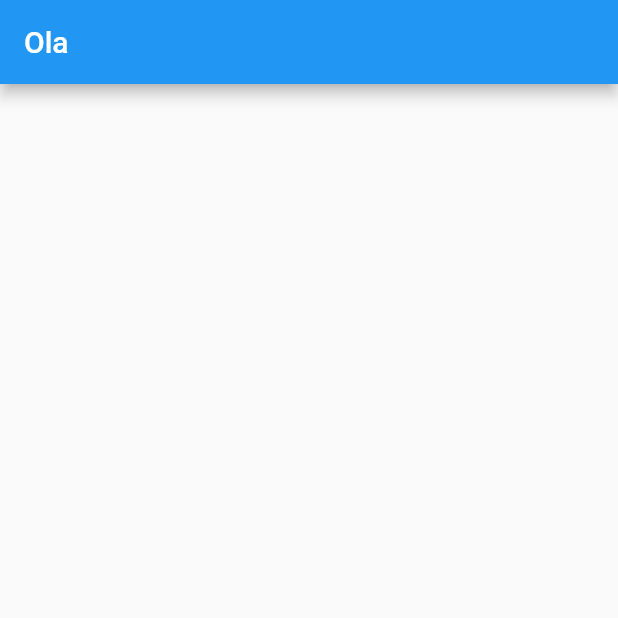
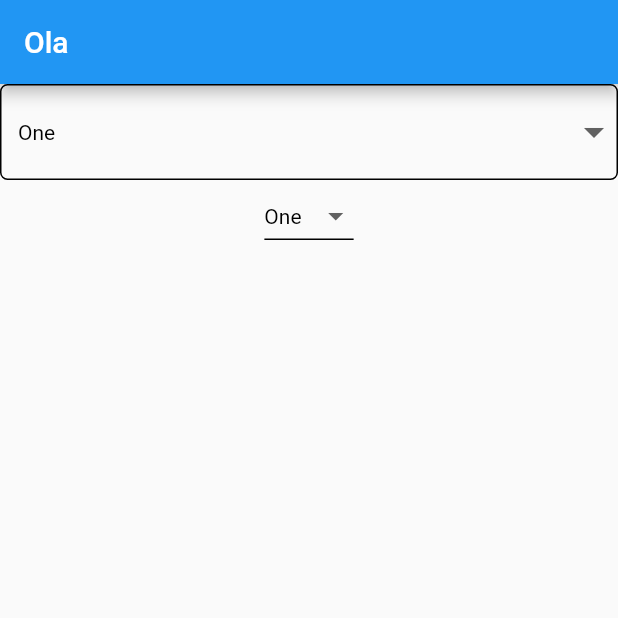
Before and after one commit to emiliaferlin/material_emilia, a Flutter app: the screen it shows after launch, on a phone screen of 412 x 824 dp, the top half of it. Run offline on Flutter 3.47's test engine with Material 2 defaults, Android fonts, the phone set to English and light mode, and no system bars.

Commit message:
refactor: ajusta selects

```diff
--- a/lib/main.dart
+++ b/lib/main.dart
@@ -1,4 +1,6 @@
 import 'package:desigmili/src/font/componentes_teste.dart';
+import 'package:desigmili/src/selects/button_select.dart';
+import 'package:desigmili/src/selects/line_select.dart';
 import 'package:flutter/material.dart';
 
 void main() {
@@ -29,7 +31,12 @@ class MyApp extends StatelessWidget {
         appBar: AppBar(
           title: const Text("Ola"),
         ),
-        body: Column(),
+        body: Column(
+          children: const [
+            SelectButton(),
+            SelectLine(),
+          ],
+        ),
       ),
     );
   }
--- a/lib/src/selects/button_select.dart
+++ b/lib/src/selects/button_select.dart
@@ -1,29 +1,47 @@
-// import 'package:flutter/material.dart';
+import 'package:flutter/material.dart';
 
-// const List<String> list = <String>['One', 'Two', 'Three', 'Four'];
+const List<String> list = <String>['One', 'Two', 'Three', 'Four'];
 
-// class SelectButton extends StatefulWidget {
-//   const SelectButton({super.key});
+class SelectButton extends StatefulWidget {
+  const SelectButton({super.key});
 
-//   @override
-//   State<SelectButton> createState() => _SelectButtonState();
-// }
+  @override
+  State<SelectButton> createState() => _SelectButtonState();
+}
 
-// class _SelectButtonState extends State<SelectButton> {
-//   String dropdownValue = list.first;
+class _SelectButtonState extends State<SelectButton> {
+  String dropdownValue = list.first;
 
-//   @override
-//   Widget build(BuildContext context) {
-//     return DropdownMenu<String>(
-//       initialSelection: list.first,
-//       onSelected: (String? value) {
-//         setState(() {
-//           dropdownValue = value!;
-//         });
-//       },
-//       dropdownMenuEntries: list.map<DropdownMenuEntry<String>>((String value) {
-//         return DropdownMenuEntry<String>(value: value, label: value);
-//       }).toList(),
-//     );
-//   }
-// }
+  @override
+  Widget build(BuildContext context) {
+    return DropdownButtonFormField<String>(
+      value: dropdownValue,
+      icon: const Icon(Icons.arrow_drop_down, size: 32.0),
+      elevation: 16,
+      style: const TextStyle(color: Colors.black),
+      decoration: InputDecoration(
+        enabledBorder: OutlineInputBorder(
+          borderSide: const BorderSide(color: Colors.black, width: 1),
+          borderRadius: BorderRadius.circular(5),
+        ),
+        focusedBorder: OutlineInputBorder(
+          borderSide: const BorderSide(color: Colors.black, width: 1),
+          borderRadius: BorderRadius.circular(5),
+        ),
+      ),
+      onChanged: (String? value) {
+        if (value != null) {
+          setState(() {
+            dropdownValue = value;
+          });
+        }
+      },
+      items: list.map<DropdownMenuItem<String>>((String value) {
+        return DropdownMenuItem<String>(
+          value: value,
+          child: Text(value),
+        );
+      }).toList(),
+    );
+  }
+}
--- a/lib/src/selects/line_select.dart
+++ b/lib/src/selects/line_select.dart
@@ -16,18 +16,19 @@ class _SelectLineState extends State<SelectLine> {
   Widget build(BuildContext context) {
     return DropdownButton<String>(
       value: dropdownValue,
-      icon: const Icon(Icons.arrow_downward),
+      icon: const Icon(Icons.arrow_drop_down),
       elevation: 16,
-      style: const TextStyle(color: Colors.deepPurple),
+      style: const TextStyle(color: Colors.black),
       underline: Container(
-        height: 2,
-        color: Colors.deepPurpleAccent,
+        height: 1,
+        color: Colors.black,
       ),
       onChanged: (String? value) {
-        // This is called when the user selects an item.
-        setState(() {
-          dropdownValue = value!;
-        });
+        if (value != null) {
+          setState(() {
+            dropdownValue = value;
+          });
+        }
       },
       items: list.map<DropdownMenuItem<String>>((String value) {
         return DropdownMenuItem<String>(
```
